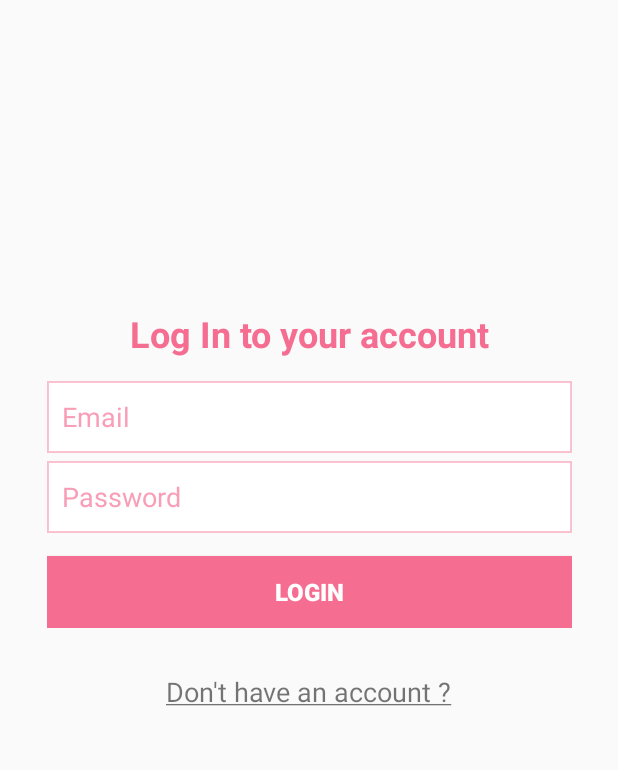
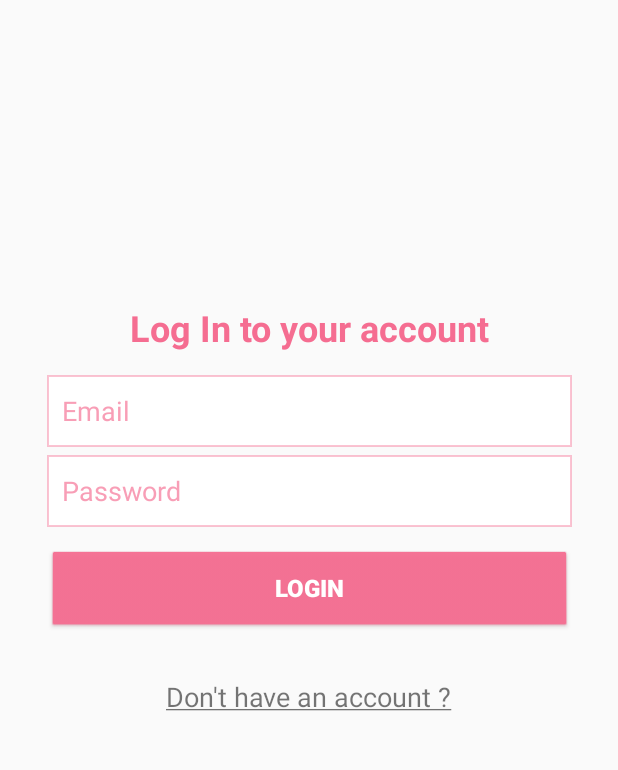
Before and after one commit to ahsantahseen/Kharcha, an Android app: the screen it shows after launch (LoginScreen), on a phone screen of 412 x 824 dp, the part 75-845 px from its top. Run offline under Robolectric (Android 15) with nearby library versions, the phone set to English and light mode, and no system bars.

Commit message:
Front-end (Beta) Completed

```diff
--- a/app/src/main/java/com/example/kharcha/AddExpense.java
+++ b/app/src/main/java/com/example/kharcha/AddExpense.java
@@ -14,8 +14,8 @@ public class AddExpense extends AppCompatActivity {
         setContentView(R.layout.activity_add_expense);
 
     }
-    public void goToCalculator(View view){
-        Intent startActivity = new Intent(this, Intent.CATEGORY_APP_CALCULATOR.getClass());
+    public void goToMainMenu(View view){
+        Intent startActivity = new Intent(this, MainActivity.class);
         startActivity(startActivity);
     }
 }
--- a/app/src/main/res/layout/activity_add_expense.xml
+++ b/app/src/main/res/layout/activity_add_expense.xml
@@ -144,6 +144,7 @@
         android:layout_marginEnd="20dp"
         android:layout_marginBottom="139dp"
         android:backgroundTint="@color/newColor"
+        android:onClick="goToMainMenu"
         android:padding="10dp"
         android:text="Return to dashboard"
         android:textColor="@color/white"
--- a/app/src/main/res/layout/activity_login_screen.xml
+++ b/app/src/main/res/layout/activity_login_screen.xml
@@ -84,10 +84,12 @@
             android:textColorHint="@color/appSecondary" />
 
         <Button
+            android:id="@+id/loginBtn"
             android:layout_width="match_parent"
-            android:layout_height="wrap_content"
+            android:layout_height="55dp"
             android:layout_marginTop="15dp"
-            android:background="@drawable/custom_button"
+            android:background="@android:drawable/btn_default"
+            android:backgroundTint="@color/newColor"
             android:onClick="goToHome"
             android:text="Login"
             android:textAlignment="center"
@@ -108,4 +110,5 @@
         app:layout_constraintEnd_toEndOf="parent"
         app:layout_constraintStart_toStartOf="parent"
         app:layout_constraintTop_toBottomOf="@+id/linearLayout" />
+
 </androidx.constraintlayout.widget.ConstraintLayout>
```
